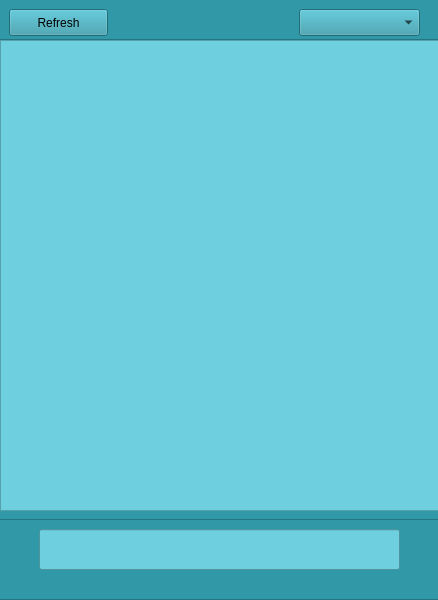
Old version of the form mainwindow.ui in the repository rzonnie/PIA.
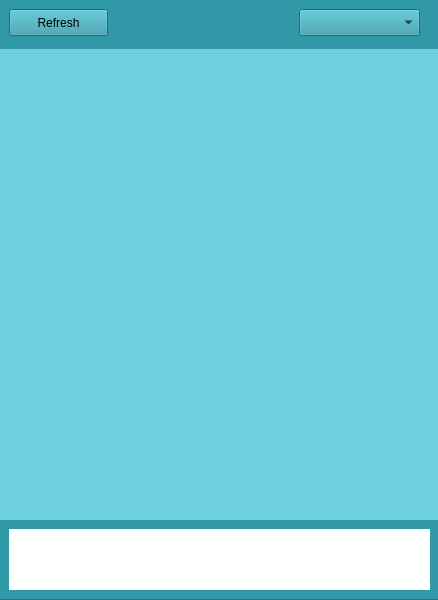
New version of the form.

Commit message: Chatting enabled, changed the UI a bit

```diff
--- a/mainwindow.ui
+++ b/mainwindow.ui
@@ -64,6 +64,12 @@
        <height>481</height>
       </rect>
      </property>
+     <property name="styleSheet">
+      <string notr="true">border: none;</string>
+     </property>
+     <property name="lineWidth">
+      <number>0</number>
+     </property>
      <property name="widgetResizable">
       <bool>true</bool>
      </property>
@@ -72,21 +78,24 @@
        <rect>
         <x>0</x>
         <y>0</y>
-        <width>439</width>
-        <height>479</height>
+        <width>441</width>
+        <height>481</height>
        </rect>
       </property>
       <widget class="QTextEdit" name="textEdit">
        <property name="geometry">
         <rect>
          <x>0</x>
-         <y>0</y>
+         <y>10</y>
          <width>441</width>
          <height>471</height>
         </rect>
        </property>
        <property name="styleSheet">
-        <string notr="true">background-color : #6ecfde</string>
+        <string notr="true">background-color : #6ecfde; border: none;</string>
+       </property>
+       <property name="lineWidth">
+        <number>0</number>
        </property>
        <property name="readOnly">
         <bool>true</bool>
@@ -97,18 +106,21 @@
     <widget class="QLineEdit" name="lineEdit">
      <property name="geometry">
       <rect>
-       <x>40</x>
+       <x>10</x>
        <y>540</y>
-       <width>361</width>
-       <height>41</height>
+       <width>421</width>
+       <height>61</height>
       </rect>
      </property>
      <property name="styleSheet">
-      <string notr="true">background-color : #6ecfde;</string>
+      <string notr="true">background-color : #ffffff; border: none;</string>
      </property>
      <property name="text">
       <string/>
      </property>
+     <property name="alignment">
+      <set>Qt::AlignLeading|Qt::AlignLeft|Qt::AlignTop</set>
+     </property>
     </widget>
     <widget class="QPushButton" name="pushButton">
      <property name="geometry">
```
Left out of the diff: 2 changed lines with no effect on the pictures. The commit also changes 6 other files.
